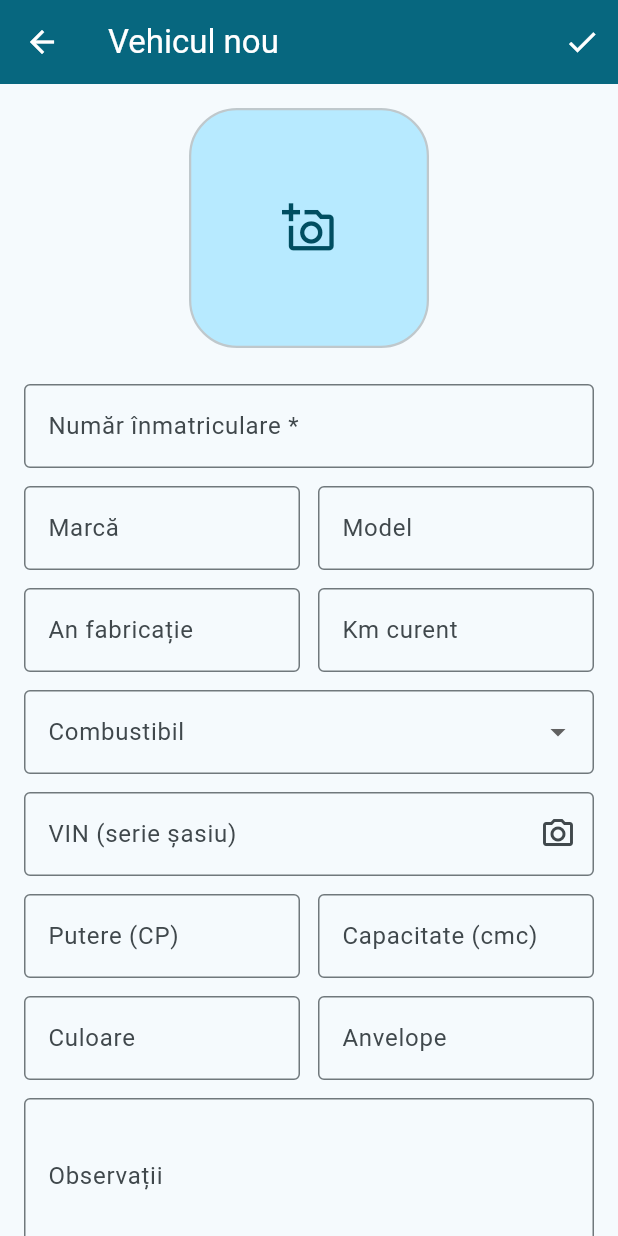
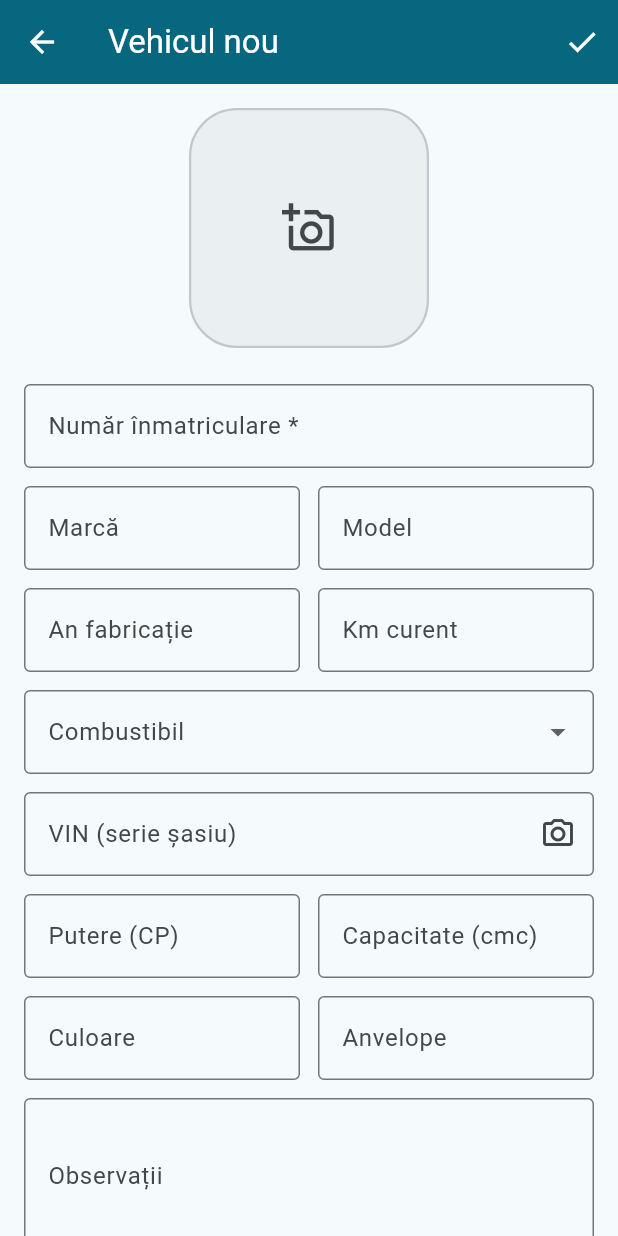
Before and after one commit to kappado2000/evidenta-vehicule, a Flutter app: the VehiculFormScreen screen opened directly, on a phone screen of 412 x 824 dp. Run offline on Flutter 3.47's test engine with Material 3 defaults, Android fonts, the phone set to English and light mode, and no system bars; our stand-ins replace cloud_firestore, cloud_functions, file_picker, firebase_auth, firebase_core, firebase_messaging and 4 more; missing offline and left inert: google_mlkit_text_recognition; accounts and stored records are empty; network calls fail; statements that could not run were skipped.

Commit message:
Fundalul din jurul pozei vehiculului (acolo unde nu acoperă tot cadrul) e gri neutru, nu albastru
Co-Authored-By: Claude Sonnet 5 <noreply@anthropic.com>

```diff
--- a/lib/screens/vehicule/lista_vehicule_screen.dart
+++ b/lib/screens/vehicule/lista_vehicule_screen.dart
@@ -101,12 +101,12 @@ class _CardVehicul extends StatelessWidget {
                   color: Theme.of(context).colorScheme.outlineVariant,
                   width: 1.5,
                 ),
-                color: Theme.of(context).colorScheme.primaryContainer,
+                color: Theme.of(context).colorScheme.surfaceContainer,
               ),
               child: vehicul.fotoUrl.isEmpty
                   ? Icon(
                       Icons.directions_car,
-                      color: Theme.of(context).colorScheme.onPrimaryContainer,
+                      color: Theme.of(context).colorScheme.onSurfaceVariant,
                     )
                   : Image.network(
                       vehicul.fotoUrl,
--- a/lib/screens/vehicule/vehicul_form_screen.dart
+++ b/lib/screens/vehicule/vehicul_form_screen.dart
@@ -272,7 +272,7 @@ class _VehiculFormScreenState extends State<VehiculFormScreen> {
                       color: Theme.of(context).colorScheme.outlineVariant,
                       width: 1.5,
                     ),
-                    color: Theme.of(context).colorScheme.primaryContainer,
+                    color: Theme.of(context).colorScheme.surfaceContainer,
                   ),
                   child: _fotoNoua != null
                       ? FutureBuilder<Uint8List>(
@@ -293,9 +293,7 @@ class _VehiculFormScreenState extends State<VehiculFormScreen> {
                       ? Icon(
                           Icons.add_a_photo_outlined,
                           size: 36,
-                          color: Theme.of(context)
-                              .colorScheme
-                              .onPrimaryContainer,
+                          color: Theme.of(context).colorScheme.onSurfaceVariant,
                         )
                       : Image.network(
                           _fotoUrl,
```
